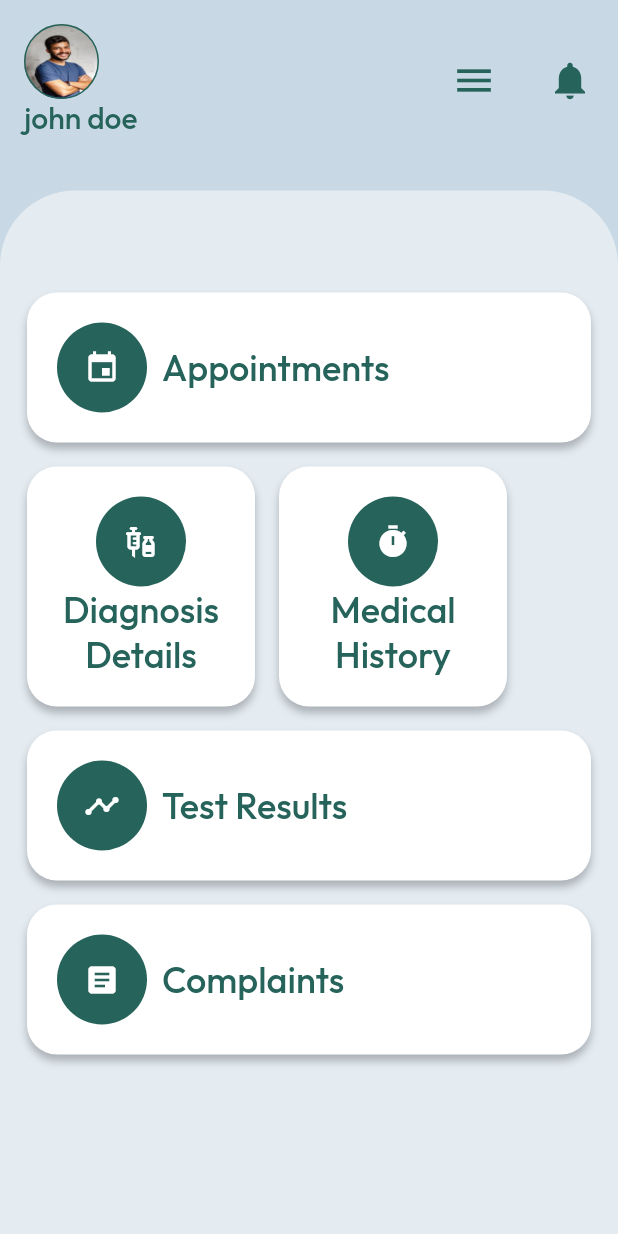
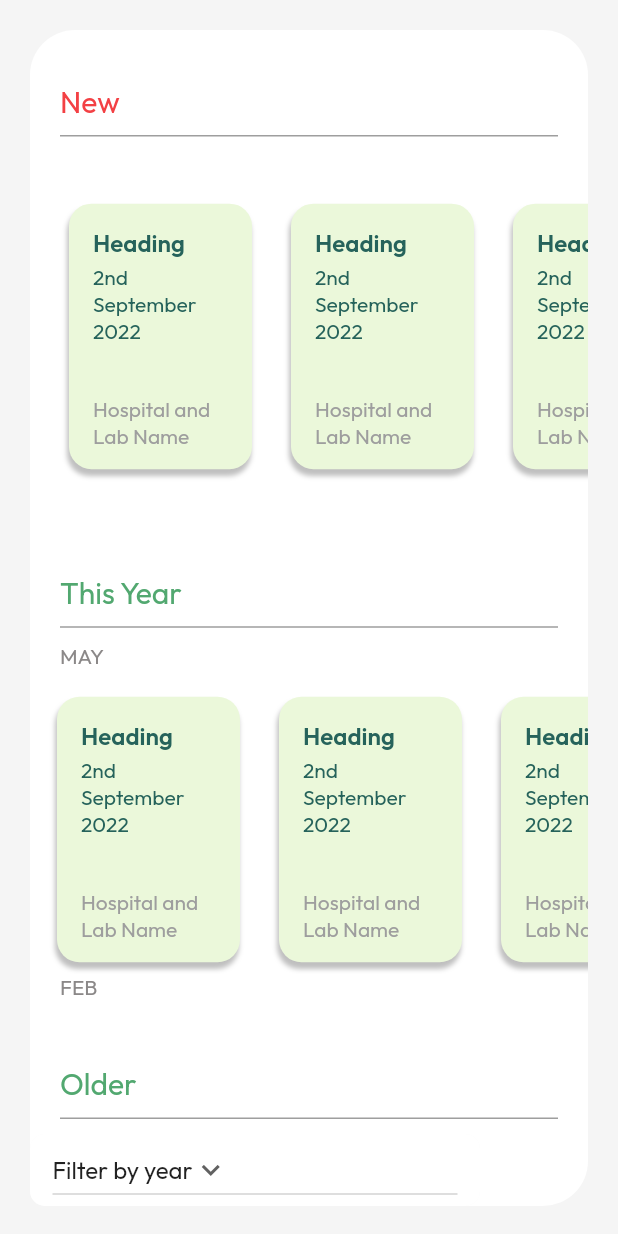
Before and after one commit to munimdev/OmniHealth, a Flutter app: the Home screen opened by its route, after a tap on "Test Results", on a phone screen of 412 x 824 dp. Run offline on Flutter 3.47's test engine with Material 2 defaults, Android fonts, the phone set to English and light mode, and no system bars; our stand-ins replace firebase_auth, firebase_core, flutter_svg, google_sign_in, syncfusion_flutter_calendar; accounts and stored records are empty.

Commit message:
test results page

```diff
--- /dev/null
+++ b/lib/Components/lab_result_holder.dart
@@ -0,0 +1,76 @@
+import 'package:flutter/material.dart';
+import 'package:omnihealth/constants/constants.dart';
+class LabResultHolder extends StatelessWidget {
+  const LabResultHolder({
+    Key? key, required this.heading, required this.date, required this.labName
+  }) : super(key: key);
+  final String heading;
+  final String date;
+  final String labName;
+  @override
+  Widget build(BuildContext context) {
+    return Container(
+      height: 177,
+      width: 122,
+      decoration: BoxDecoration(
+          color: kMintGreen,
+          borderRadius: BorderRadius.circular(15),
+          boxShadow: const [
+            BoxShadow(
+              color: Color(0x40000000),
+              offset: Offset(-1,4),
+              blurRadius: 2,
+              //blurStyle: BlurStyle.inner,
+            )
+          ]
+      ),
+      child: Column(
+        crossAxisAlignment: CrossAxisAlignment.start,
+        children: [
+          Padding(
+            padding: const EdgeInsets.fromLTRB(16, 16, 16, 0),
+            child: Text(
+              heading,
+              style: const TextStyle(
+                fontFamily: 'Outfit',
+                fontWeight: FontWeight.w600,
+                fontSize: 16,
+                decoration: TextDecoration.none,
+                color: kDarkest,
+              ),
+            ),
+          ),
+          Padding(
+            padding: const EdgeInsets.fromLTRB(16, 4, 16, 0),
+            child: Text(
+              date,
+              style: const TextStyle(
+                fontFamily: 'Outfit',
+                fontWeight: FontWeight.w400,
+                fontSize: 14,
+                decoration: TextDecoration.none,
+                color: kDarkest,
+              ),
+            ),
+          ),
+          const SizedBox(
+            height: 30,
+          ),
+          Padding(
+            padding: const EdgeInsets.fromLTRB(16, 4, 16, 0),
+            child: Text(
+              labName,
+              style: const TextStyle(
+                fontFamily: 'Outfit',
+                fontWeight: FontWeight.w400,
+                fontSize: 14,
+                decoration: TextDecoration.none,
+                color: Colors.grey,
+              ),
+            ),
+          ),
+        ],
+      ),
+    );
+  }
+}
--- a/lib/Components/profile_card.dart
+++ b/lib/Components/profile_card.dart
@@ -1,7 +1,7 @@
 import 'package:flutter/material.dart';
 import 'package:omnihealth/constants/constants.dart';
 class ProfileCard extends StatelessWidget {
-  ProfileCard({required this.profilePicture, required this.username}); //change default photo later
+  const ProfileCard({Key? key, required this.profilePicture, required this.username}) : super(key: key); //change default photo later
   final String profilePicture;
   final String username;
   @override
--- a/lib/constants/constants.dart
+++ b/lib/constants/constants.dart
@@ -27,6 +27,7 @@ const kMintGreen = Color(0xFFEBF8DA);
 const kMutedWidgetColor = Color(0x80FFFFFF);
 const kBlackOverlay = Color(0x80000000);
 const kLightBlue = Color(0xFFC8D8E4);
+const kBackgroundColor = Color(0xFFF5F5F5);
 
 const kDashboardWidgetTextStyle = TextStyle(
   fontSize: 24,
@@ -58,3 +59,25 @@ const kHeadingTextStyle = TextStyle(
     ),
   ],
 );
+
+const kSmallRedText = TextStyle(
+  fontFamily: 'Outfit',
+  fontWeight: FontWeight.w400,
+  color: Color(0xFFF34044),
+  fontSize: 20,
+  decoration: TextDecoration.none,
+);
+const kSmallGreenText = TextStyle(
+  fontFamily: 'Outfit',
+  fontWeight: FontWeight.w400,
+  color: kAppleGreen,
+  fontSize: 20,
+  decoration: TextDecoration.none,
+);
+const kMiniGreyText = TextStyle(
+  fontFamily: 'Outfit',
+  fontWeight: FontWeight.w400,
+  color: Color(0xFF8B8888),
+  fontSize: 14,
+  decoration: TextDecoration.none,
+);
--- a/lib/screens/appointments/appointments.dart
+++ b/lib/screens/appointments/appointments.dart
@@ -21,14 +21,14 @@ class _AppointmentsState extends State<Appointments> {
   @override
   Widget build(BuildContext context) {
     return Container(
-      color: kMintGreen,
+      color: kBackgroundColor,
       child: SafeArea(
         child: Column(
           children:  [
-            SizedBox(
+            const SizedBox(
               height: 15,
             ),
-            Center(
+            const Center(
               child: Text(
                 'Make an Appointment!',
                 style: kHeadingTextStyle,
@@ -36,24 +36,16 @@ class _AppointmentsState extends State<Appointments> {
             ),
             Expanded(
                 child: Container(
-                  margin: EdgeInsets.fromLTRB(10, 20, 10, 10),
-                  padding: EdgeInsets.all(15),
-                  decoration: BoxDecoration(
-                    color: kMutedWidgetColor,
-                    borderRadius: const BorderRadius.all(
+                  margin: const EdgeInsets.fromLTRB(10, 20, 10, 10),
+                  padding: const EdgeInsets.all(15),
+                  decoration: const BoxDecoration(
+                    color: Colors.white,
+                    borderRadius: BorderRadius.all(
                       Radius.circular(20),
                     ),
-                    boxShadow: [
-                      BoxShadow(
-                        color: Colors.black.withOpacity(0.25),
-                        spreadRadius: 0,
-                        blurRadius: 4,
-                        offset: const Offset(0, 4), // changes position of shadow
-                      ),
-                    ],
                   ),
                   child: Column(
-                    mainAxisAlignment: MainAxisAlignment.start,
+                    crossAxisAlignment: CrossAxisAlignment.start,
                       children: [
                         const Text(
                           'Choose a hospital',
@@ -61,11 +53,15 @@ class _AppointmentsState extends State<Appointments> {
                           textAlign: TextAlign.left,
                         ),
                         Material(
+                          borderRadius: BorderRadius.circular(10),
                           child: Expanded(
                             child: Container(
+                              padding: const EdgeInsets.symmetric(vertical: 0, horizontal: 15),
                               width: 300,
+                              decoration: BoxDecoration(
+                                borderRadius: BorderRadius.circular(10),
                                 color: Colors.white,
-                              child: Center(
+                              ),
                               child: DropdownButton(
                                 borderRadius: BorderRadius.circular(10),
                                 value: dropdownvalue,
@@ -85,15 +81,72 @@ class _AppointmentsState extends State<Appointments> {
                             ),
                           ),
                         ),
-                        ),
 
                         const Text(
                           'Choose a department',
                           style: kDashboardWidgetTextStyle,
                         ),
+                        Material(
+                          borderRadius: BorderRadius.circular(10),
+                          child: Expanded(
+                            child: Container(
+                              padding: const EdgeInsets.symmetric(vertical: 0, horizontal: 15),
+                              width: 300,
+                              decoration: BoxDecoration(
+                                borderRadius: BorderRadius.circular(10),
+                                color: Colors.white,
+                              ),
+                              child: DropdownButton(
+                                borderRadius: BorderRadius.circular(10),
+                                value: dropdownvalue,
+                                icon: const Icon(Icons.keyboard_arrow_down),
+                                items: items.map((String items) {
+                                  return DropdownMenuItem(
+                                    value: items,
+                                    child: Text(items),
+                                  );
+                                }).toList(),
+                                onChanged: (String? newValue) {
+                                  setState(() {
+                                    dropdownvalue = newValue!;
+                                  });
+                                },
+                              ),
+                            ),
+                          ),
+                        ),
                         const Text(
                           'Choose a Doctor',
                           style: kDashboardWidgetTextStyle,
+                        ),
+                        Material(
+                          borderRadius: BorderRadius.circular(10),
+                          child: Expanded(
+                            child: Container(
+                              padding: const EdgeInsets.symmetric(vertical: 0, horizontal: 15),
+                              width: 300,
+                              decoration: BoxDecoration(
+                                borderRadius: BorderRadius.circular(10),
+                                color: Colors.white,
+                              ),
+                              child: DropdownButton(
+                                borderRadius: BorderRadius.circular(10),
+                                value: dropdownvalue,
+                                icon: const Icon(Icons.keyboard_arrow_down),
+                                items: items.map((String items) {
+                                  return DropdownMenuItem(
+                                    value: items,
+                                    child: Text(items),
+                                  );
+                                }).toList(),
+                                onChanged: (String? newValue) {
+                                  setState(() {
+                                    dropdownvalue = newValue!;
+                                  });
+                                },
+                              ),
+                            ),
+                          ),
                         ),
                         const Text(
                           'Choose a Date',
@@ -138,7 +191,7 @@ class _AppointmentsState extends State<Appointments> {
                                           builder: (context){
                                             return MakeAppointment(
                                               dateTime: date,
-                                              endTime: date.add(Duration(minutes: 15)),
+                                              endTime: date.add(const Duration(minutes: 15)),
                                             );
                                           },
                                     ),
@@ -185,9 +238,9 @@ class _AppointmentsState extends State<Appointments> {
                               dayFormat: 'EEE',
                             ),
                             blackoutDates: [
-                              DateTime(2022,08,31).add(Duration(days:3)),
+                              DateTime(2022,08,31).add(const Duration(days:3)),
                             ],
-                            blackoutDatesTextStyle: TextStyle(
+                            blackoutDatesTextStyle: const TextStyle(
                               color: Colors.red,
                             ),
                             dataSource: MeetingDataSource(getAppointments()),
--- a/lib/screens/appointments/make_appointment.dart
+++ b/lib/screens/appointments/make_appointment.dart
@@ -39,7 +39,7 @@ class _MakeAppointmentState extends State<MakeAppointment> {
         child: Expanded(
           child: Container(
             color: Colors.white,
-            margin: EdgeInsets.all(20),
+            margin: const EdgeInsets.all(20),
             child: Column(
               children: [
                 Text(
@@ -50,7 +50,7 @@ class _MakeAppointmentState extends State<MakeAppointment> {
                   'Appointment end time: $endHours:$endMinutes',
                   style: kDashboardWidgetTextStyle,
                 ),
-                Text(
+                const Text(
                   'Enter Agenda',
                   style: kDashboardWidgetTextStyle,
                 ),
--- a/lib/screens/home/home.dart
+++ b/lib/screens/home/home.dart
@@ -4,6 +4,7 @@ import 'package:omnihealth/constants/constants.dart';
 import '../../Components/dashboard_widgets.dart';
 import '../../Components/profile_card.dart';
 import '../appointments/appointments.dart';
+import '../testresults/test_results.dart';
 class Home extends StatefulWidget {
   @override
   State<StatefulWidget> createState() {
@@ -120,7 +121,16 @@ class _Home extends State<Home> {
                     ],
                   ),
                   TextButton(
-                    onPressed: (){},
+                    onPressed: (){
+                      Navigator.push(
+                          context,
+                          MaterialPageRoute(
+                              builder: (context){
+                                return TestResults();
+                              }
+                          ),
+                      );
+                    },
                     child: const DashboardWidgetVertical(
                       title: 'Test Results',
                       icon: Icon(
--- /dev/null
+++ b/lib/screens/testresults/test_results.dart
@@ -0,0 +1,298 @@
+import 'package:flutter/cupertino.dart';
+import 'package:flutter/material.dart';
+import 'package:omnihealth/constants/constants.dart';
+import 'package:omnihealth/Components/lab_result_holder.dart';
+
+class TestResults extends StatefulWidget {
+  const TestResults({Key? key}) : super(key: key);
+
+  @override
+  State<TestResults> createState() => _TestResultsState();
+}
+
+class _TestResultsState extends State<TestResults> {
+  var items = [
+    'Filter by year',
+    'Item 2',
+    'Item 3',
+    'Item 4',
+    'Item 5',
+  ];
+  String dropdownvalue = 'Filter by year';
+  int index = 1;
+  @override
+  Widget build(BuildContext context) {
+    return SafeArea(
+      child: Container(
+        decoration: const BoxDecoration(
+          color: kBackgroundColor,
+        ),
+        child: Container(
+          margin: EdgeInsets.all(20),
+          decoration: BoxDecoration(
+            color: Colors.white,
+            borderRadius: BorderRadius.circular(30),
+          ),
+          child: Column(
+            crossAxisAlignment: CrossAxisAlignment.start,
+            children: [
+              Container(
+                width: double.infinity,
+                margin: const EdgeInsets.fromLTRB(20, 25, 20, 10),
+                padding:
+                    const EdgeInsets.symmetric(vertical: 10, horizontal: 0),
+                decoration: const BoxDecoration(
+                  border: Border(
+                    bottom: BorderSide(
+                      width: 1.0,
+                      color: Colors.grey,
+                    ),
+                  ),
+                ),
+                child: const Text(
+                  'New',
+                  style: kSmallRedText,
+                ),
+              ),
+              Expanded(
+                child: ListView(
+                  scrollDirection: Axis.horizontal,
+                  padding: const EdgeInsets.all(8),
+                  children: [
+                    SizedBox(
+                      width: 10,
+                    ),
+                    TextButton(
+                      onPressed: () {},
+                      child: LabResultHolder(
+                          heading: 'Heading',
+                          date: '2nd September 2022',
+                          labName: 'Hospital and Lab Name'),
+                    ),
+                    SizedBox(
+                      width: 10,
+                    ),
+                    TextButton(
+                      onPressed: (){},
+                      child: LabResultHolder(
+                          heading: 'Heading',
+                          date: '2nd September 2022',
+                          labName: 'Hospital and Lab Name'),
+                    ),
+                    SizedBox(
+                      width: 10,
+                    ),
+                    TextButton(
+
+                      onPressed: (){},
+                      child: LabResultHolder(
+                          heading: 'Heading',
+                          date: '2nd September 2022',
+                          labName: 'Hospital and Lab Name'),
+                    ),
+                    SizedBox(
+                      width: 10,
+                    ),
+                  ],
+                ),
+              ),
+              Container(
+                width: double.infinity,
+                margin: const EdgeInsets.fromLTRB(20, 25, 20, 10),
+                padding:
+                    const EdgeInsets.symmetric(vertical: 10, horizontal: 0),
+                decoration: const BoxDecoration(
+                  border: Border(
+                    bottom: BorderSide(
+                      width: 1.0,
+                      color: Colors.grey,
+                    ),
+                  ),
+                ),
+                child: const Text(
+                  'This Year',
+                  style: kSmallGreenText,
+                ),
+              ),
+              Expanded(
+                child: ListView(
+                  children: [
+                    Padding(
+                      padding: const EdgeInsets.fromLTRB(20, 0, 0, 10),
+                      child: Text(
+                        'MAY',
+                        style: kMiniGreyText,
+                      ),
+                    ),
+                    SingleChildScrollView(
+                      scrollDirection: Axis.horizontal,
+                      child: Row(
+                        children: [
+                          SizedBox(
+                            width: 10,
+                          ),
+                          TextButton(
+
+                            onPressed: (){},
+                            child: LabResultHolder(
+                                heading: 'Heading',
+                                date: '2nd September 2022',
+                                labName: 'Hospital and Lab Name'),
+                          ),
+                          SizedBox(
+                            width: 10,
+                          ),
+                          TextButton(
+
+                            onPressed: (){},
+                            child: LabResultHolder(
+                                heading: 'Heading',
+                                date: '2nd September 2022',
+                                labName: 'Hospital and Lab Name'),
+                          ),
+                          SizedBox(
+                            width: 10,
+                          ),
+                          TextButton(
+
+                            onPressed: (){},
+                            child: LabResultHolder(
+                                heading: 'Heading',
+                                date: '2nd September 2022',
+                                labName: 'Hospital and Lab Name'),
+                          ),
+                          SizedBox(
+                            width: 10,
+                          ),
+                          TextButton(
+
+                            onPressed: (){},
+                            child: LabResultHolder(
+                                heading: 'Heading',
+                                date: '2nd September 2022',
+                                labName: 'Hospital and Lab Name'),
+                          ),
+                          SizedBox(
+                            width: 10,
+                          ),
+                        ],
+                      ),
+                    ),
+                    Padding(
+                      padding: const EdgeInsets.fromLTRB(20, 0, 0, 10),
+                      child: Text(
+                        'FEB',
+                        style: kMiniGreyText,
+                      ),
+                    ),
+                    SingleChildScrollView(
+                      scrollDirection: Axis.horizontal,
+                      child: Row(
+                        children: [
+                          SizedBox(
+                            width: 10,
+                          ),
+                          TextButton(
+
+                            onPressed: (){},
+                            child: LabResultHolder(
+                                heading: 'Heading',
+                                date: '2nd September 2022',
+                                labName: 'Hospital and Lab Name'),
+                          ),
+                          SizedBox(
+                            width: 10,
+                          ),
+                          TextButton(
+
+                            onPressed: (){},
+                            child: LabResultHolder(
+                                heading: 'Heading',
+                                date: '2nd September 2022',
+                                labName: 'Hospital and Lab Name'),
+                          ),
+                          SizedBox(
+                            width: 10,
+                          ),
+                          TextButton(
+
+                            onPressed: (){},
+                            child: LabResultHolder(
+                                heading: 'Heading',
+                                date: '2nd September 2022',
+                                labName: 'Hospital and Lab Name'),
+                          ),
+                          SizedBox(
+                            width: 10,
+                          ),
+                          TextButton(
+
+                            onPressed: (){},
+                            child: LabResultHolder(
+                                heading: 'Heading',
+                                date: '2nd September 2022',
+                                labName: 'Hospital and Lab Name'),
+                          ),
+                          SizedBox(
+                            width: 10,
+                          ),
+                        ],
+                      ),
+                    )
+                  ],
+                ),
+              ),
+              Container(
+                width: double.infinity,
+                margin: const EdgeInsets.fromLTRB(20, 25, 20, 10),
+                padding:
+                const EdgeInsets.symmetric(vertical: 10, horizontal: 0),
+                decoration: const BoxDecoration(
+                  border: Border(
+                    bottom: BorderSide(
+                      width: 1.0,
+                      color: Colors.grey,
+                    ),
+                  ),
+                ),
+                child: const Text(
+                  'Older',
+                  style: kSmallGreenText,
+                ),
+              ),
+              Material(
+                borderRadius: BorderRadius.circular(10),
+                child: Expanded(
+                  child: Container(
+                    padding: const EdgeInsets.symmetric(vertical: 0, horizontal: 15),
+                    width: 300,
+                    decoration: BoxDecoration(
+                      borderRadius: BorderRadius.circular(10),
+                      color: Colors.white,
+                    ),
+                    child: DropdownButton(
+                      borderRadius: BorderRadius.circular(10),
+                      value: dropdownvalue,
+                      icon: const Icon(Icons.keyboard_arrow_down),
+                      items: items.map((String items) {
+                        return DropdownMenuItem(
+                          value: items,
+                          child: Text(items),
+                        );
+                      }).toList(),
+                      onChanged: (String? newValue) {
+                        setState(() {
+                          dropdownvalue = newValue!;
+                        });
+                      },
+                    ),
+                  ),
+                ),
+              ),
+            ],
+          ),
+        ),
+      ),
+    );
+  }
+}
```
Lines whose indentation alone changed are shown as unchanged.
